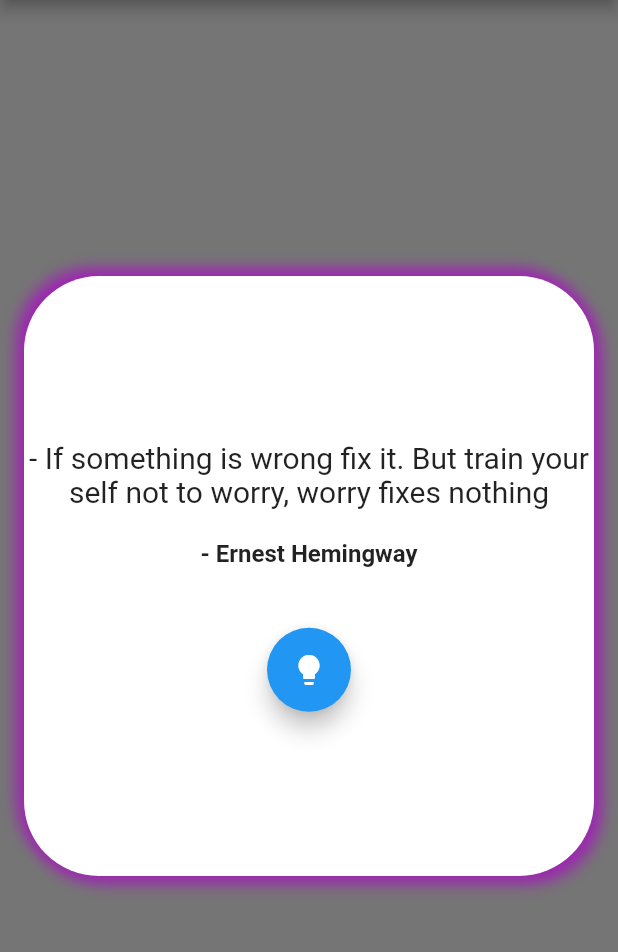
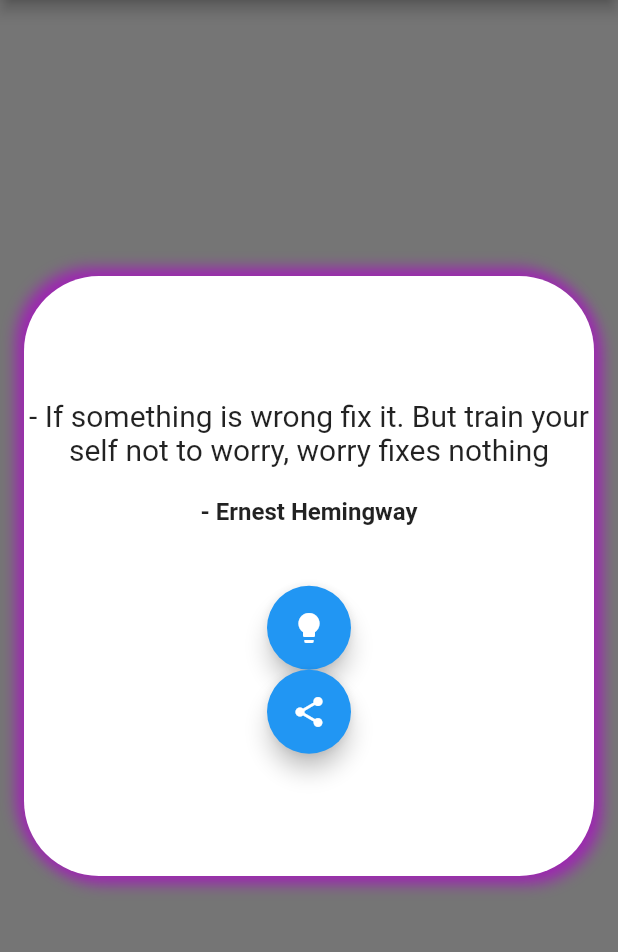
Before and after one commit to ridwan-101/Quote_App, a Flutter app: the screen it shows after launch, on a phone screen of 412 x 824 dp, the part 84-1036 px from its top. Run offline on Flutter 3.47's test engine with Material 2 defaults, Android fonts, the phone set to English and light mode, and no system bars.

Commit message:
new commit

```diff
--- a/lib/UI/home.dart
+++ b/lib/UI/home.dart
@@ -455,6 +455,7 @@ class _HomePageState extends State<HomePage> {
             decoration: BoxDecoration(
               color: Colors.white,
               borderRadius: BorderRadius.circular(50),
+              // image: DecorationImage(image: NetworkImage(url)),
               boxShadow: const [
                 BoxShadow(
                     color: Colors.purple,
@@ -489,6 +490,11 @@ class _HomePageState extends State<HomePage> {
                 FloatingActionButton(
                   onPressed: _showQuote,
                   child: const Icon(Icons.lightbulb),
+                ),
+                FloatingActionButton(
+
+                  onPressed: _showQuote,
+                  child: const Icon(Icons.share),
                 )
               ],
             ),
```
